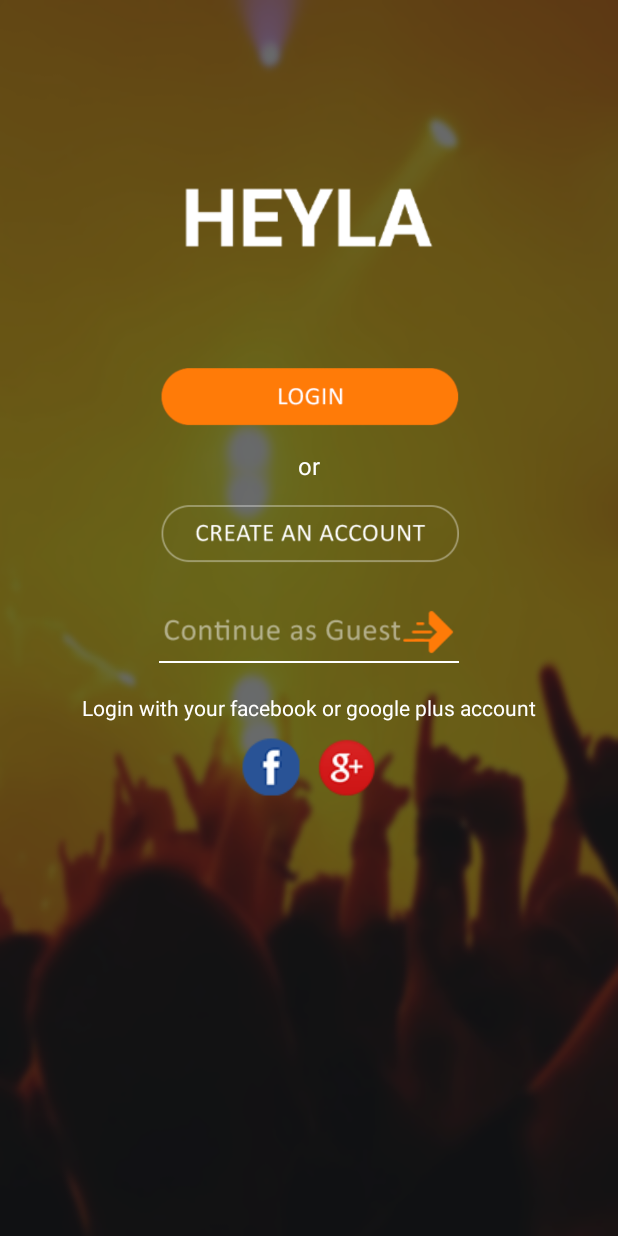
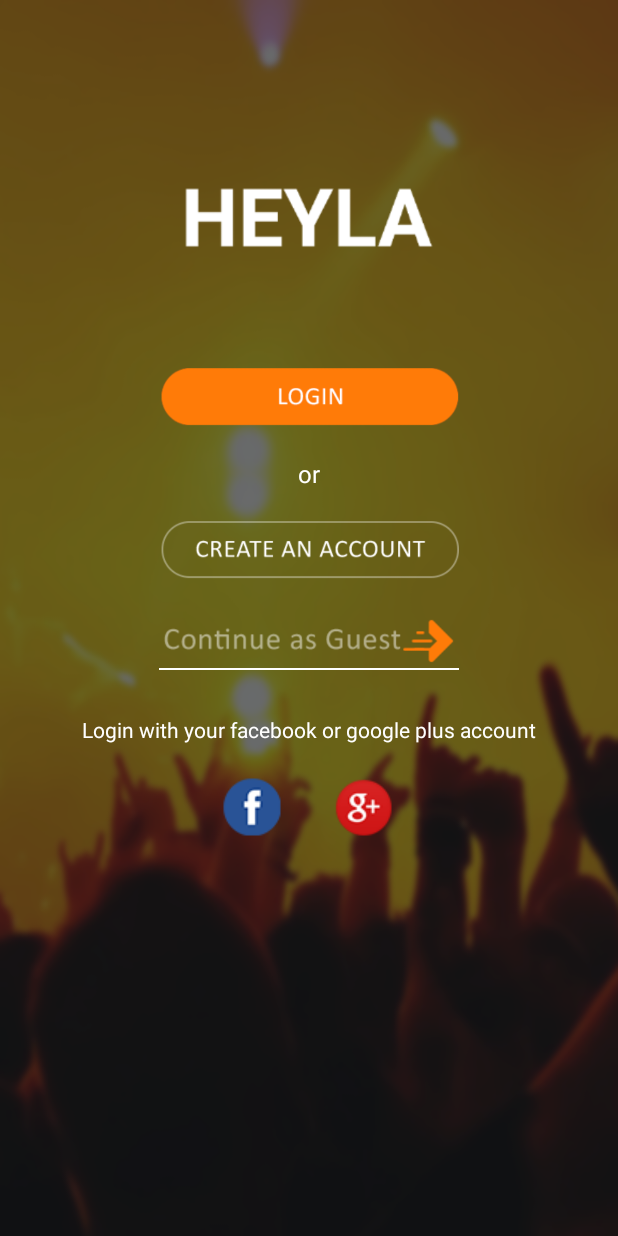
Before and after one commit to Developement-Happysanz/Heyla-Android, an Android app: the screen it shows after launch (LoginDashboardActivity), on a phone screen of 412 x 824 dp. Run offline under Robolectric (Android 15) with nearby library versions, the phone set to English and light mode, and no system bars; 1 statement that could not run was skipped.

Commit message:
Font change advanced search

```diff
--- a/app/src/main/res/layout/activity_advance_search.xml
+++ b/app/src/main/res/layout/activity_advance_search.xml
@@ -55,6 +55,7 @@
                 android:gravity="center"
                 android:text="Select day"
                 android:textColor="@color/title_red1"
+                android:textStyle="bold"
                 android:textSize="@dimen/actionbarTextSize" />
 
             <LinearLayout
@@ -74,6 +75,7 @@
                     android:background="@drawable/bg_advanced_filter_properties"
                     android:text="Today"
                     android:textAllCaps="false"
+                    android:textStyle="bold"
                     android:textColor="@color/white" />
 
                 <Button
@@ -85,6 +87,7 @@
                     android:background="@drawable/bg_advanced_filter_properties"
                     android:text="Tomorrow"
                     android:textAllCaps="false"
+                    android:textStyle="bold"
                     android:textColor="@color/white" />
 
                 <Button
@@ -96,6 +99,7 @@
                     android:background="@drawable/bg_advance_filter_orange"
                     android:text="DD-MM-YYYY"
                     android:textAllCaps="false"
+                    android:textStyle="bold"
                     android:textColor="@color/white" />
 
             </LinearLayout>
@@ -110,6 +114,7 @@
                 android:gravity="center"
                 android:text="Select Event Type"
                 android:textColor="@color/title_red1"
+                android:textStyle="bold"
                 android:textSize="@dimen/actionbarTextSize" />
 
             <Spinner
@@ -120,6 +125,7 @@
                 android:layout_below="@id/tveventtype"
                 android:spinnerMode="dialog"
                 android:layout_marginBottom="@dimen/mainmargin"
+                android:textColor="@color/text_gray"
                 android:textSize="15sp"></Spinner>
 
             <TextView
@@ -132,6 +138,7 @@
                 android:gravity="center"
                 android:text="Select Category"
                 android:textColor="@color/title_red1"
+                android:textStyle="bold"
                 android:textSize="@dimen/actionbarTextSize" />
 
             <Button
@@ -147,7 +154,7 @@
                 android:singleLine="true"
                 android:text="Select Category"
                 android:textAllCaps="false"
-                android:textColor="@color/white"
+                android:textColor="@color/text_gray"
                 android:textSize="15sp"></Button>
 
             <TextView
@@ -160,6 +167,7 @@
                 android:gravity="center"
                 android:text="Select City"
                 android:textColor="@color/title_red1"
+                android:textStyle="bold"
                 android:textSize="@dimen/actionbarTextSize" />
 
             <!-- <Spinner
@@ -183,7 +191,7 @@
                 android:inputType="textNoSuggestions"
                 android:text="Select City"
                 android:textSize="15sp"
-                android:textColor="@color/white" />
+                android:textColor="@color/text_gray" />
 
             <TextView
                 android:id="@+id/tvdaterange"
@@ -195,6 +203,7 @@
                 android:gravity="center"
                 android:text="Select Date"
                 android:textColor="@color/title_red1"
+                android:textStyle="bold"
                 android:textSize="@dimen/actionbarTextSize" />
 
             <TextView
@@ -216,7 +225,9 @@
                 android:layout_below="@id/tvfrom"
                 android:layout_marginBottom="@dimen/mainmargin"
                 android:background="@drawable/new_gradient_spinner"
-                android:textColor="@color/white"
+                android:gravity="left|center_vertical"
+                android:text="DD-MM-YYYY"
+                android:textColor="@color/text_gray"
                 android:textSize="15sp" />
 
             <TextView
@@ -237,7 +248,9 @@
                 android:layout_below="@id/tvto"
                 android:layout_marginBottom="16dp"
                 android:background="@drawable/new_gradient_spinner"
-                android:textColor="@color/white"
+                android:gravity="left|center_vertical"
+                android:text="DD-MM-YYYY"
+                android:textColor="@color/text_gray"
                 android:textSize="15sp" />
 
             <LinearLayout
--- a/app/src/main/res/layout/activity_login_dashboard.xml
+++ b/app/src/main/res/layout/activity_login_dashboard.xml
@@ -11,6 +11,7 @@
         android:weightSum="1">
 
         <ImageView
+            android:id="@+id/heylalogo"
             android:layout_width="wrap_content"
             android:layout_height="50dp"
             android:layout_gravity="center"
@@ -18,17 +19,19 @@
             android:layout_marginTop="120dp"
             android:src="@drawable/heyla" />
 
-        <LinearLayout
+        <RelativeLayout
             android:layout_width="match_parent"
-            android:layout_height="match_parent"
+            android:layout_height="372dp"
             android:orientation="vertical">
 
             <ImageView
                 android:id="@+id/btn_login"
                 android:layout_width="200dp"
                 android:layout_height="wrap_content"
-                android:layout_gravity="center"
-                android:src="@drawable/ab_login_hey" />
+                android:layout_gravity="center_horizontal"
+                android:src="@drawable/ab_login_hey"
+                android:layout_alignLeft="@+id/btn_create_new_account"
+                android:layout_alignStart="@+id/btn_create_new_account" />
 
             <TextView
                 android:id="@+id/txt_or"
@@ -37,31 +40,31 @@
                 android:layout_gravity="center"
                 android:text="or"
                 android:textColor="@color/white"
-                android:textSize="16dp" />
+                android:textSize="16dp"
+                android:layout_below="@+id/btn_login"
+                android:layout_centerHorizontal="true"
+                android:layout_marginTop="5dp"/>
 
             <ImageView
                 android:id="@+id/btn_create_new_account"
                 android:layout_width="200dp"
                 android:layout_height="wrap_content"
                 android:layout_gravity="center"
-                android:src="@drawable/ab_create_an_account" />
+                android:src="@drawable/ab_create_an_account"
+                android:layout_below="@+id/txt_or"
+                android:layout_centerHorizontal="true"
+                android:layout_marginTop="5dp" />
 
             <ImageView
                 android:id="@+id/btn_guest_login"
                 android:layout_width="200dp"
                 android:layout_height="40dp"
                 android:layout_gravity="center"
-                android:layout_marginTop="10dp"
-                android:src="@drawable/ab_guest_login" />
-
-            <TextView
-                android:layout_width="200dp"
-                android:layout_height="1dp"
-                android:layout_gravity="center"
-                android:background="@color/white"
-                android:text=""
-                android:textColor="@color/white"
-                android:textSize="16dp" />
+                android:src="@drawable/ab_guest_login"
+                android:layout_marginTop="5dp"
+                android:layout_below="@+id/btn_create_new_account"
+                android:layout_alignLeft="@+id/btn_create_new_account"
+                android:layout_alignStart="@+id/btn_create_new_account" />
 
             <TextView
                 android:layout_width="200dp"
@@ -71,6 +74,20 @@
                 android:text=""
                 android:textColor="@color/white"
                 android:textSize="16dp"
+                android:id="@+id/textView2"
+                android:layout_alignBottom="@+id/btn_guest_login"
+                android:layout_alignLeft="@+id/btn_guest_login"
+                android:layout_alignStart="@+id/btn_guest_login" />
+
+            <TextView
+                android:layout_width="200dp"
+                android:layout_height="1dp"
+                android:layout_gravity="center"
+                android:background="@color/white"
+                android:text=""
+                android:layout_below="@+id/btn_guest_login"
+                android:textColor="@color/white"
+                android:textSize="16dp"
                 android:visibility="gone" />
 
             <TextView
@@ -78,37 +95,51 @@
                 android:layout_width="wrap_content"
                 android:layout_height="wrap_content"
                 android:layout_gravity="center"
-                android:layout_marginTop="20dp"
                 android:text="Login with your facebook or google plus account"
                 android:textColor="@color/white"
                 android:fontFamily=""
-                android:textSize="14dp" />
+                android:textSize="14dp"
+                android:layout_marginTop="30dp"
+                android:layout_below="@+id/textView2"
+                android:layout_centerHorizontal="true" />
 
             <LinearLayout
                 android:layout_width="wrap_content"
                 android:layout_height="wrap_content"
                 android:layout_gravity="center"
                 android:layout_marginTop="10dp"
-                android:orientation="horizontal">
+                android:orientation="horizontal"
+                android:id="@+id/linearLayout2">
 
 
-                <ImageView
-                    android:id="@+id/frag_login_fb"
-                    android:layout_width="wrap_content"
-                    android:layout_height="wrap_content"
-                    android:layout_gravity="center"
-                    android:layout_marginRight="10dp"
-                    android:src="@drawable/facebookicon" />
-
-                <ImageView
-                    android:id="@+id/frag_login_gplus"
-                    android:layout_width="wrap_content"
-                    android:layout_height="wrap_content"
-                    android:layout_gravity="center"
-                    android:src="@drawable/gplus" />
             </LinearLayout>
 
-        </LinearLayout>
+            <ImageView
+                android:id="@+id/frag_login_gplus"
+                android:layout_width="wrap_content"
+                android:layout_height="wrap_content"
+                android:layout_gravity="center"
+                android:src="@drawable/gplus"
+                android:layout_marginTop="22dp"
+                android:layout_below="@+id/txt_gflogin"
+                android:layout_toRightOf="@+id/frag_login_fb"
+                android:layout_toEndOf="@+id/frag_login_fb"
+                android:layout_marginLeft="34dp"
+                android:layout_marginStart="34dp" />
+
+            <ImageView
+                android:id="@+id/frag_login_fb"
+                android:layout_width="wrap_content"
+                android:layout_height="wrap_content"
+                android:layout_gravity="center"
+                android:src="@drawable/facebookicon"
+                android:layout_alignTop="@+id/frag_login_gplus"
+                android:layout_alignLeft="@+id/btn_guest_login"
+                android:layout_alignStart="@+id/btn_guest_login"
+                android:layout_marginLeft="42dp"
+                android:layout_marginStart="42dp" />
+
+        </RelativeLayout>
     </LinearLayout>
 
 </ScrollView>
```
Also changed, not shown: 2 other files.
